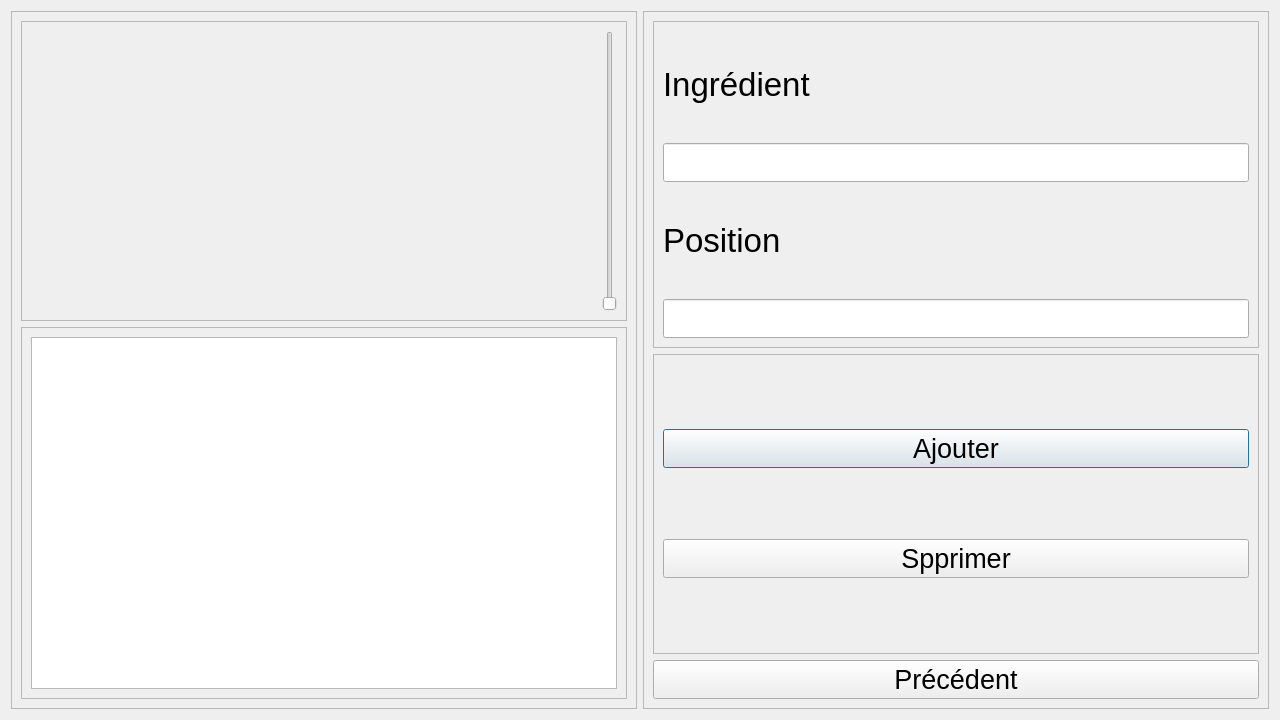
This is Logiciel/pi_controller/HMI2/bouteilles.ui in emilerenaud/BartendUS-GROS4 as Qt 5 draws it before an edit. The edited form follows.
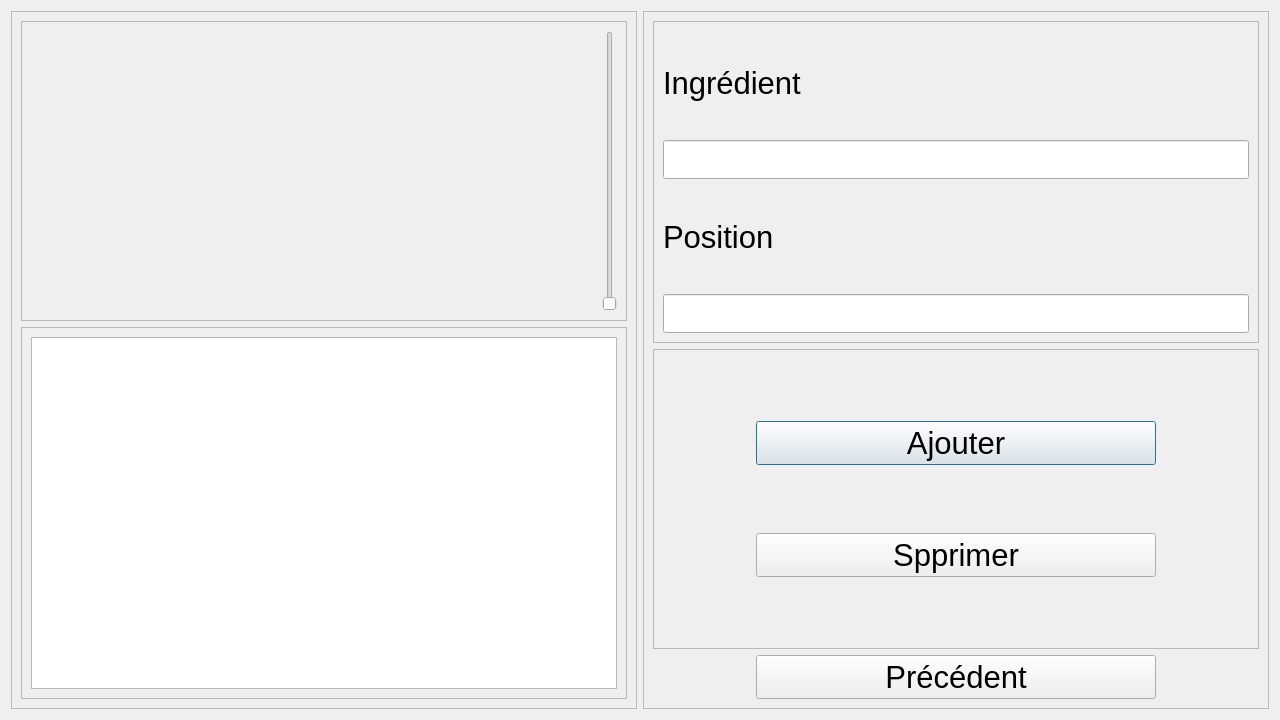
This is the edited form. Icons and pictures are not drawn.

Patch:
```diff
--- a/Logiciel/pi_controller/HMI2/bouteilles.ui
+++ b/Logiciel/pi_controller/HMI2/bouteilles.ui
@@ -150,7 +150,7 @@
           <widget class="QLabel" name="label_2">
            <property name="font">
             <font>
-             <pointsize>25</pointsize>
+             <pointsize>23</pointsize>
             </font>
            </property>
            <property name="text">
@@ -171,7 +171,7 @@
           <widget class="QLabel" name="label_3">
            <property name="font">
             <font>
-             <pointsize>25</pointsize>
+             <pointsize>23</pointsize>
             </font>
            </property>
            <property name="text">
@@ -206,11 +206,23 @@
          <enum>QFrame::Raised</enum>
         </property>
         <layout class="QVBoxLayout" name="verticalLayout_5">
-         <item>
+         <item alignment="Qt::AlignHCenter">
           <widget class="QPushButton" name="ajouter">
+           <property name="minimumSize">
+            <size>
+             <width>400</width>
+             <height>0</height>
+            </size>
+           </property>
+           <property name="maximumSize">
+            <size>
+             <width>400</width>
+             <height>16777215</height>
+            </size>
+           </property>
            <property name="font">
             <font>
-             <pointsize>20</pointsize>
+             <pointsize>23</pointsize>
             </font>
            </property>
            <property name="text">
@@ -218,11 +230,23 @@
            </property>
           </widget>
          </item>
-         <item>
+         <item alignment="Qt::AlignHCenter">
           <widget class="QPushButton" name="supprimer">
+           <property name="minimumSize">
+            <size>
+             <width>400</width>
+             <height>0</height>
+            </size>
+           </property>
+           <property name="maximumSize">
+            <size>
+             <width>400</width>
+             <height>16777215</height>
+            </size>
+           </property>
            <property name="font">
             <font>
-             <pointsize>20</pointsize>
+             <pointsize>23</pointsize>
             </font>
            </property>
            <property name="text">
@@ -233,11 +257,23 @@
         </layout>
        </widget>
       </item>
-      <item>
+      <item alignment="Qt::AlignHCenter">
        <widget class="QPushButton" name="precedent">
+        <property name="minimumSize">
+         <size>
+          <width>400</width>
+          <height>0</height>
+         </size>
+        </property>
+        <property name="maximumSize">
+         <size>
+          <width>400</width>
+          <height>16777215</height>
+         </size>
+        </property>
         <property name="font">
          <font>
-          <pointsize>20</pointsize>
+          <pointsize>23</pointsize>
          </font>
         </property>
         <property name="text">
```
Left out of the diff: 5 changed lines with no effect on the pictures.
